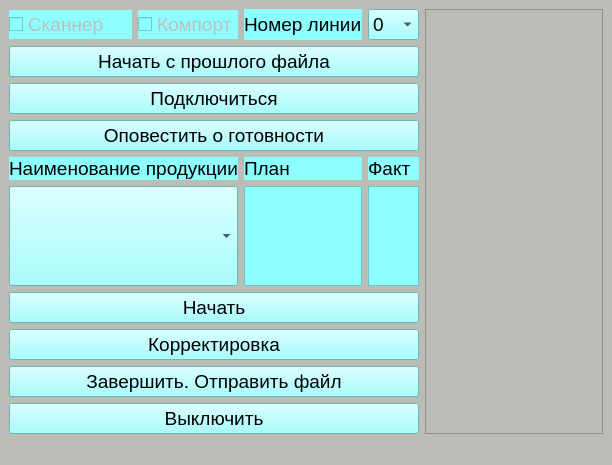
Old version of the form untitled.ui in the repository avovana/slave_controller.
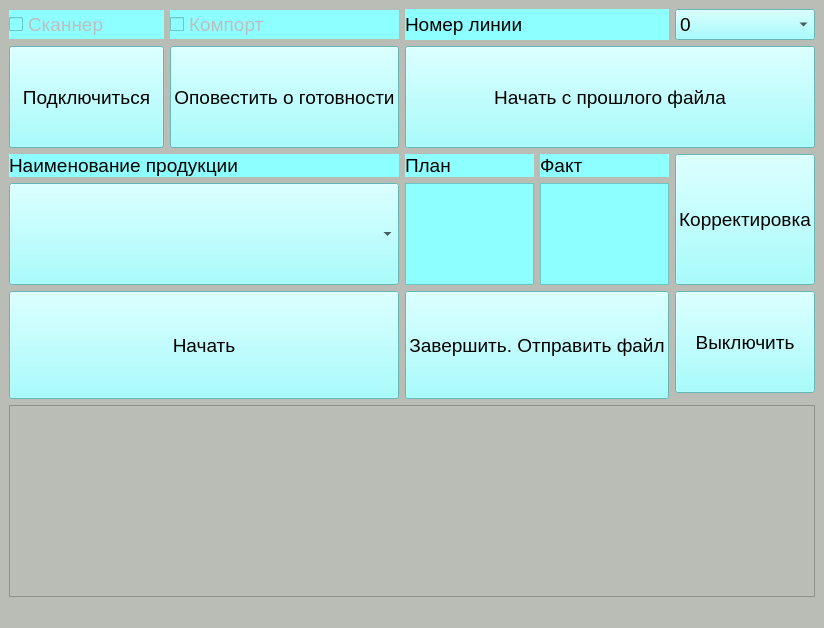
New version of the form.

Diff of the .ui file:
```diff
--- a/untitled.ui
+++ b/untitled.ui
@@ -6,8 +6,8 @@
    <rect>
     <x>0</x>
     <y>0</y>
-    <width>612</width>
-    <height>442</height>
+    <width>824</width>
+    <height>628</height>
    </rect>
   </property>
   <property name="windowTitle">
@@ -18,28 +18,7 @@
   </property>
   <widget class="QWidget" name="centralwidget">
    <layout class="QGridLayout" name="gridLayout">
-    <item row="8" column="0" colspan="5">
-     <widget class="QPushButton" name="finish_button">
-      <property name="sizePolicy">
-       <sizepolicy hsizetype="Minimum" vsizetype="Expanding">
-        <horstretch>0</horstretch>
-        <verstretch>0</verstretch>
-       </sizepolicy>
-      </property>
-      <property name="font">
-       <font>
-        <pointsize>14</pointsize>
-       </font>
-      </property>
-      <property name="styleSheet">
-       <string notr="true">background-color: rgb(141, 255, 255);</string>
-      </property>
-      <property name="text">
-       <string>Завершить. Отправить файл</string>
-      </property>
-     </widget>
-    </item>
-    <item row="4" column="3">
+    <item row="5" column="3">
      <widget class="QLabel" name="plan_label_2">
       <property name="font">
        <font>
@@ -75,28 +54,7 @@
       </property>
      </widget>
     </item>
-    <item row="9" column="0" colspan="5">
-     <widget class="QPushButton" name="exit_button">
-      <property name="sizePolicy">
-       <sizepolicy hsizetype="Minimum" vsizetype="Expanding">
-        <horstretch>0</horstretch>
-        <verstretch>0</verstretch>
-       </sizepolicy>
-      </property>
-      <property name="font">
-       <font>
-        <pointsize>14</pointsize>
-       </font>
-      </property>
-      <property name="styleSheet">
-       <string notr="true">background-color: rgb(141, 255, 255);</string>
-      </property>
-      <property name="text">
-       <string>Выключить</string>
-      </property>
-     </widget>
-    </item>
-    <item row="5" column="0" colspan="3">
+    <item row="6" column="0" colspan="3">
      <widget class="QComboBox" name="name_combobox">
       <property name="sizePolicy">
        <sizepolicy hsizetype="Expanding" vsizetype="Expanding">
@@ -114,7 +72,7 @@
       </property>
      </widget>
     </item>
-    <item row="3" column="0" colspan="5">
+    <item row="2" column="2">
      <widget class="QPushButton" name="ready_button">
       <property name="sizePolicy">
        <sizepolicy hsizetype="Minimum" vsizetype="Expanding">
@@ -135,7 +93,7 @@
       </property>
      </widget>
     </item>
-    <item row="4" column="4">
+    <item row="5" column="4">
      <widget class="QLabel" name="current_label_2">
       <property name="font">
        <font>
@@ -150,7 +108,7 @@
       </property>
      </widget>
     </item>
-    <item row="5" column="3">
+    <item row="6" column="3">
      <widget class="QLabel" name="plan_label">
       <property name="sizePolicy">
        <sizepolicy hsizetype="Preferred" vsizetype="Expanding">
@@ -183,28 +141,7 @@
       </property>
      </widget>
     </item>
-    <item row="1" column="0" colspan="5">
-     <widget class="QPushButton" name="choose_file_pushbutton">
-      <property name="sizePolicy">
-       <sizepolicy hsizetype="Minimum" vsizetype="Expanding">
-        <horstretch>0</horstretch>
-        <verstretch>0</verstretch>
-       </sizepolicy>
-      </property>
-      <property name="font">
-       <font>
-        <pointsize>14</pointsize>
-       </font>
-      </property>
-      <property name="styleSheet">
-       <string notr="true">background-color: rgb(141, 255, 255);</string>
-      </property>
-      <property name="text">
-       <string>Начать с прошлого файла</string>
-      </property>
-     </widget>
-    </item>
-    <item row="4" column="0" colspan="3">
+    <item row="5" column="0" colspan="3">
      <widget class="QLabel" name="product_name_label">
       <property name="font">
        <font>
@@ -219,7 +156,145 @@
       </property>
      </widget>
     </item>
-    <item row="0" column="4">
+    <item row="0" column="0" colspan="2">
+     <widget class="QCheckBox" name="scanner_status_checkbox">
+      <property name="enabled">
+       <bool>false</bool>
+      </property>
+      <property name="font">
+       <font>
+        <pointsize>14</pointsize>
+       </font>
+      </property>
+      <property name="styleSheet">
+       <string notr="true">background-color: rgb(141, 255, 255);</string>
+      </property>
+      <property name="text">
+       <string>Сканнер</string>
+      </property>
+      <property name="tristate">
+       <bool>true</bool>
+      </property>
+     </widget>
+    </item>
+    <item row="6" column="4">
+     <widget class="QLabel" name="current_label">
+      <property name="sizePolicy">
+       <sizepolicy hsizetype="Preferred" vsizetype="Expanding">
+        <horstretch>0</horstretch>
+        <verstretch>0</verstretch>
+       </sizepolicy>
+      </property>
+      <property name="font">
+       <font>
+        <pointsize>64</pointsize>
+       </font>
+      </property>
+      <property name="styleSheet">
+       <string notr="true">background-color: rgb(141, 255, 255);</string>
+      </property>
+      <property name="frameShape">
+       <enum>QFrame::StyledPanel</enum>
+      </property>
+      <property name="frameShadow">
+       <enum>QFrame::Raised</enum>
+      </property>
+      <property name="lineWidth">
+       <number>5</number>
+      </property>
+      <property name="midLineWidth">
+       <number>5</number>
+      </property>
+      <property name="text">
+       <string/>
+      </property>
+     </widget>
+    </item>
+    <item row="2" column="0" colspan="2">
+     <widget class="QPushButton" name="connect_button">
+      <property name="sizePolicy">
+       <sizepolicy hsizetype="Minimum" vsizetype="Expanding">
+        <horstretch>0</horstretch>
+        <verstretch>0</verstretch>
+       </sizepolicy>
+      </property>
+      <property name="font">
+       <font>
+        <pointsize>14</pointsize>
+       </font>
+      </property>
+      <property name="styleSheet">
+       <string notr="true">background-color: rgb(141, 255, 255);</string>
+      </property>
+      <property name="text">
+       <string>Подключиться</string>
+      </property>
+     </widget>
+    </item>
+    <item row="7" column="0" rowspan="2" colspan="3">
+     <widget class="QPushButton" name="start_button">
+      <property name="sizePolicy">
+       <sizepolicy hsizetype="Minimum" vsizetype="Expanding">
+        <horstretch>0</horstretch>
+        <verstretch>0</verstretch>
+       </sizepolicy>
+      </property>
+      <property name="font">
+       <font>
+        <pointsize>14</pointsize>
+       </font>
+      </property>
+      <property name="styleSheet">
+       <string notr="true">background-color: rgb(141, 255, 255);</string>
+      </property>
+      <property name="text">
+       <string>Начать</string>
+      </property>
+     </widget>
+    </item>
+    <item row="2" column="3" colspan="3">
+     <widget class="QPushButton" name="choose_file_pushbutton">
+      <property name="sizePolicy">
+       <sizepolicy hsizetype="Minimum" vsizetype="Expanding">
+        <horstretch>0</horstretch>
+        <verstretch>0</verstretch>
+       </sizepolicy>
+      </property>
+      <property name="font">
+       <font>
+        <pointsize>14</pointsize>
+       </font>
+      </property>
+      <property name="styleSheet">
+       <string notr="true">background-color: rgb(141, 255, 255);</string>
+      </property>
+      <property name="text">
+       <string>Начать с прошлого файла</string>
+      </property>
+     </widget>
+    </item>
+    <item row="5" column="5" rowspan="2">
+     <widget class="QPushButton" name="correct_file_button">
+      <property name="sizePolicy">
+       <sizepolicy hsizetype="Minimum" vsizetype="Expanding">
+        <horstretch>0</horstretch>
+        <verstretch>0</verstretch>
+       </sizepolicy>
+      </property>
+      <property name="font">
+       <font>
+        <pointsize>14</pointsize>
+       </font>
+      </property>
+      <property name="styleSheet">
+       <string notr="true">background-color: rgb(141, 255, 255);</string>
+      </property>
+      <property name="text">
+       <string>Корректировка</string>
+      </property>
+     </widget>
+    </item>
+    <item row="0" column="5">
      <widget class="QComboBox" name="line_number_combobox">
       <property name="font">
        <font>
@@ -236,14 +311,8 @@
       </item>
      </widget>
     </item>
-    <item row="2" column="0" colspan="5">
-     <widget class="QPushButton" name="connect_button">
-      <property name="sizePolicy">
-       <sizepolicy hsizetype="Minimum" vsizetype="Expanding">
-        <horstretch>0</horstretch>
-        <verstretch>0</verstretch>
-       </sizepolicy>
-      </property>
+    <item row="0" column="3" colspan="2">
+     <widget class="QLabel" name="line_number_label">
       <property name="font">
        <font>
         <pointsize>14</pointsize>
@@ -253,11 +322,11 @@
        <string notr="true">background-color: rgb(141, 255, 255);</string>
       </property>
       <property name="text">
-       <string>Подключиться</string>
+       <string>Номер линии</string>
       </property>
      </widget>
     </item>
-    <item row="0" column="7" rowspan="10">
+    <item row="11" column="0" colspan="6">
      <widget class="QTextBrowser" name="text_browser">
       <property name="palette">
        <palette>
@@ -703,63 +772,9 @@
       </property>
      </widget>
     </item>
-    <item row="0" column="0" colspan="2">
-     <widget class="QCheckBox" name="scanner_status_checkbox">
-      <property name="enabled">
-       <bool>false</bool>
-      </property>
-      <property name="font">
-       <font>
-        <pointsize>14</pointsize>
-       </font>
-      </property>
-      <property name="styleSheet">
-       <string notr="true">background-color: rgb(141, 255, 255);</string>
-      </property>
-      <property name="text">
-       <string>Сканнер</string>
-      </property>
-      <property name="tristate">
-       <bool>true</bool>
-      </property>
-     </widget>
-    </item>
-    <item row="5" column="4">
-     <widget class="QLabel" name="current_label">
+    <item row="7" column="3" rowspan="2" colspan="2">
+     <widget class="QPushButton" name="finish_button">
       <property name="sizePolicy">
-       <sizepolicy hsizetype="Preferred" vsizetype="Expanding">
-        <horstretch>0</horstretch>
-        <verstretch>0</verstretch>
-       </sizepolicy>
-      </property>
-      <property name="font">
-       <font>
-        <pointsize>64</pointsize>
-       </font>
-      </property>
-      <property name="styleSheet">
-       <string notr="true">background-color: rgb(141, 255, 255);</string>
-      </property>
-      <property name="frameShape">
-       <enum>QFrame::StyledPanel</enum>
-      </property>
-      <property name="frameShadow">
-       <enum>QFrame::Raised</enum>
-      </property>
-      <property name="lineWidth">
-       <number>5</number>
-      </property>
-      <property name="midLineWidth">
-       <number>5</number>
-      </property>
-      <property name="text">
-       <string/>
-      </property>
-     </widget>
-    </item>
-    <item row="7" column="0" colspan="5">
-     <widget class="QPushButton" name="correct_file_button">
-      <property name="sizePolicy">
        <sizepolicy hsizetype="Minimum" vsizetype="Expanding">
         <horstretch>0</horstretch>
         <verstretch>0</verstretch>
@@ -774,27 +789,12 @@
        <string notr="true">background-color: rgb(141, 255, 255);</string>
       </property>
       <property name="text">
-       <string>Корректировка</string>
+       <string>Завершить. Отправить файл</string>
       </property>
      </widget>
     </item>
-    <item row="0" column="3">
-     <widget class="QLabel" name="line_number_label">
-      <property name="font">
-       <font>
-        <pointsize>14</pointsize>
-       </font>
-      </property>
-      <property name="styleSheet">
-       <string notr="true">background-color: rgb(141, 255, 255);</string>
-      </property>
-      <property name="text">
-       <string>Номер линии</string>
-      </property>
-     </widget>
-    </item>
-    <item row="6" column="0" colspan="5">
-     <widget class="QPushButton" name="start_button">
+    <item row="7" column="5">
+     <widget class="QPushButton" name="exit_button">
       <property name="sizePolicy">
        <sizepolicy hsizetype="Minimum" vsizetype="Expanding">
         <horstretch>0</horstretch>
@@ -810,7 +810,7 @@
        <string notr="true">background-color: rgb(141, 255, 255);</string>
       </property>
       <property name="text">
-       <string>Начать</string>
+       <string>Выключить</string>
       </property>
      </widget>
     </item>
```
Left out of the diff: 2 changed lines with no effect on the pictures.
